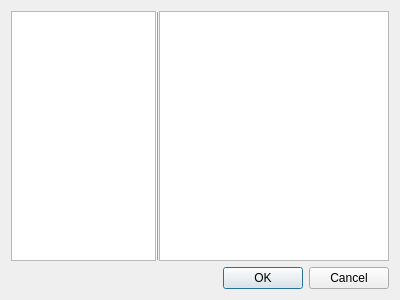
Above: soundGEN/widgets/dialogfunctions.ui from Posedelov-Evgeniy/Sgen before the change. Below: the same form after it.
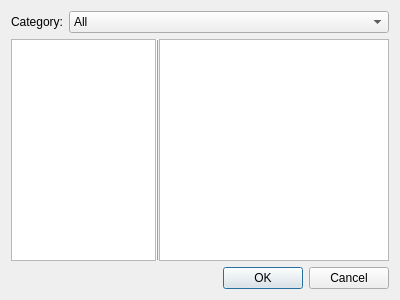
That is the form after the change.

Patch:
```diff
--- a/soundGEN/widgets/dialogfunctions.ui
+++ b/soundGEN/widgets/dialogfunctions.ui
@@ -35,6 +35,41 @@
    <bool>true</bool>
   </property>
   <layout class="QVBoxLayout" name="verticalLayout">
+   <item>
+    <layout class="QHBoxLayout" name="horizontalLayout_2">
+     <item>
+      <widget class="QLabel" name="label">
+       <property name="sizePolicy">
+        <sizepolicy hsizetype="Minimum" vsizetype="Preferred">
+         <horstretch>0</horstretch>
+         <verstretch>0</verstretch>
+        </sizepolicy>
+       </property>
+       <property name="text">
+        <string>Category:</string>
+       </property>
+      </widget>
+     </item>
+     <item>
+      <widget class="QComboBox" name="category_comboBox">
+       <property name="sizePolicy">
+        <sizepolicy hsizetype="Expanding" vsizetype="Fixed">
+         <horstretch>0</horstretch>
+         <verstretch>0</verstretch>
+        </sizepolicy>
+       </property>
+       <property name="layoutDirection">
+        <enum>Qt::LeftToRight</enum>
+       </property>
+       <item>
+        <property name="text">
+         <string>All</string>
+        </property>
+       </item>
+      </widget>
+     </item>
+    </layout>
+   </item>
    <item>
     <layout class="QHBoxLayout" name="horizontalLayout">
      <property name="spacing">
```
